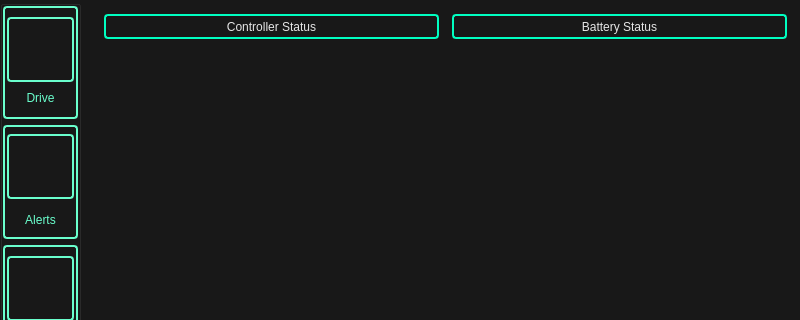
This is ui/mainwindow.ui in rozkalibrowany/vocc as Qt 5 draws it before an edit; both pictures show x 0 to 800 and y 0 to 320 of the 800 by 480 pixel window. The edited form follows.
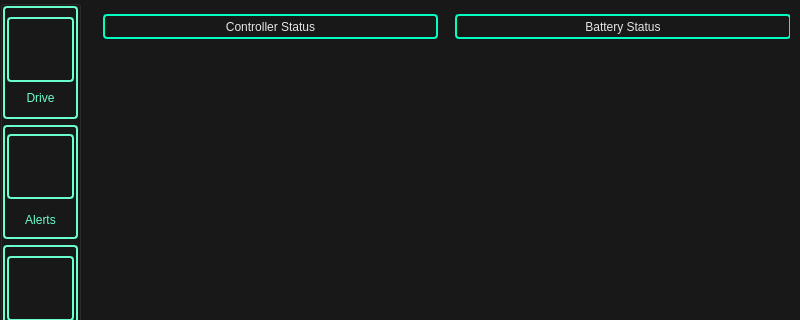
This is the edited form. The open tabs and pages were chosen to show the change. Icons and pictures are not drawn.

```diff
--- a/ui/mainwindow.ui
+++ b/ui/mainwindow.ui
@@ -1855,7 +1855,7 @@
            <rect>
             <x>0</x>
             <y>0</y>
-            <width>698</width>
+            <width>703</width>
             <height>481</height>
            </rect>
           </property>
@@ -1870,10 +1870,13 @@
                   <widget class="QLabel" name="label">
                    <property name="maximumSize">
                     <size>
-                     <width>16777215</width>
+                     <width>335</width>
                      <height>25</height>
                     </size>
                    </property>
+                   <property name="layoutDirection">
+                    <enum>Qt::LeftToRight</enum>
+                   </property>
                    <property name="styleSheet">
                     <string notr="true">QLabel{
 border: 2px solid #00ffc1;
@@ -1902,13 +1905,13 @@
                   <widget class="QWidget" name="controllerWidget" native="true">
                    <property name="minimumSize">
                     <size>
-                     <width>335</width>
+                     <width>340</width>
                      <height>440</height>
                     </size>
                    </property>
                    <property name="maximumSize">
                     <size>
-                     <width>335</width>
+                     <width>340</width>
                      <height>440</height>
                     </size>
                    </property>
@@ -1926,7 +1929,7 @@
                   <widget class="QLabel" name="label_3">
                    <property name="maximumSize">
                     <size>
-                     <width>16777215</width>
+                     <width>336</width>
                      <height>25</height>
                     </size>
                    </property>
@@ -1951,17 +1954,20 @@
                </item>
                <item>
                 <layout class="QHBoxLayout" name="horizontalLayout_9">
+                 <property name="spacing">
+                  <number>4</number>
+                 </property>
                  <item>
                   <widget class="QWidget" name="batteryWidget" native="true">
                    <property name="minimumSize">
                     <size>
-                     <width>335</width>
+                     <width>345</width>
                      <height>440</height>
                     </size>
                    </property>
                    <property name="maximumSize">
                     <size>
-                     <width>335</width>
+                     <width>340</width>
                      <height>440</height>
                     </size>
                    </property>
```
